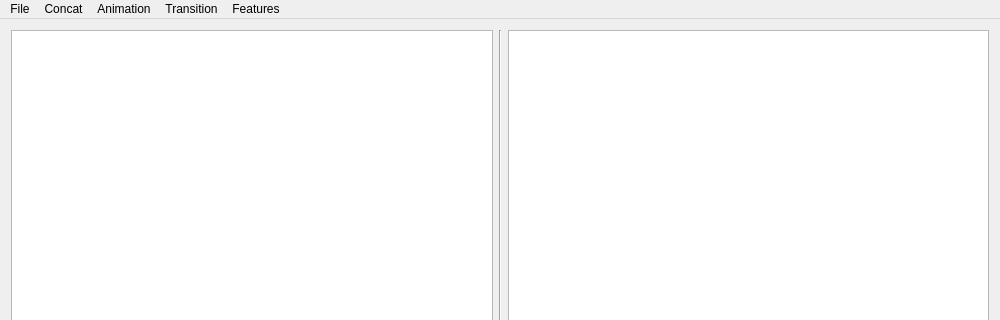
Before: the Qt Designer form mainwindow.ui in lidalei/VideoMakerPro, drawn with Qt 5; both pictures show x 0 to 1000 and y 0 to 320 of the 1000 by 518 pixel window.
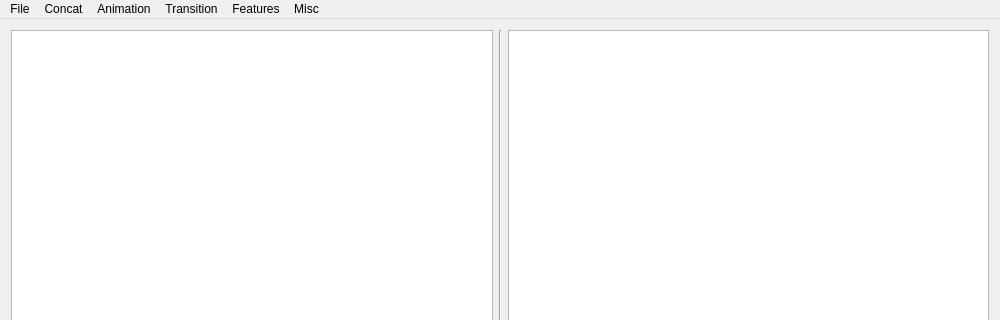
After: the same form once the commit is applied.

```diff
--- a/mainwindow.ui
+++ b/mainwindow.ui
@@ -209,7 +209,7 @@
     <addaction name="hAnimation"/>
     <addaction name="vAnimation"/>
    </widget>
-   <widget class="QMenu" name="menuTtansition">
+   <widget class="QMenu" name="menuTransition">
     <property name="title">
      <string>Transition</string>
     </property>
@@ -221,12 +221,21 @@
      <string>Features</string>
     </property>
     <addaction name="features_SLIC"/>
+    <addaction name="features_SIFT"/>
+    <addaction name="features_ASLIC"/>
+   </widget>
+   <widget class="QMenu" name="menuMisc">
+    <property name="title">
+     <string>Misc</string>
+    </property>
+    <addaction name="misc_Super_Resolution"/>
    </widget>
    <addaction name="menuFile"/>
    <addaction name="menuEffects"/>
    <addaction name="menuAnimation"/>
-   <addaction name="menuTtansition"/>
+   <addaction name="menuTransition"/>
    <addaction name="menuFeatures"/>
+   <addaction name="menuMisc"/>
   </widget>
   <widget class="QStatusBar" name="statusBar"/>
   <action name="hConcat">
```
Left out of the diff: 93 changed lines with no effect on the pictures.
